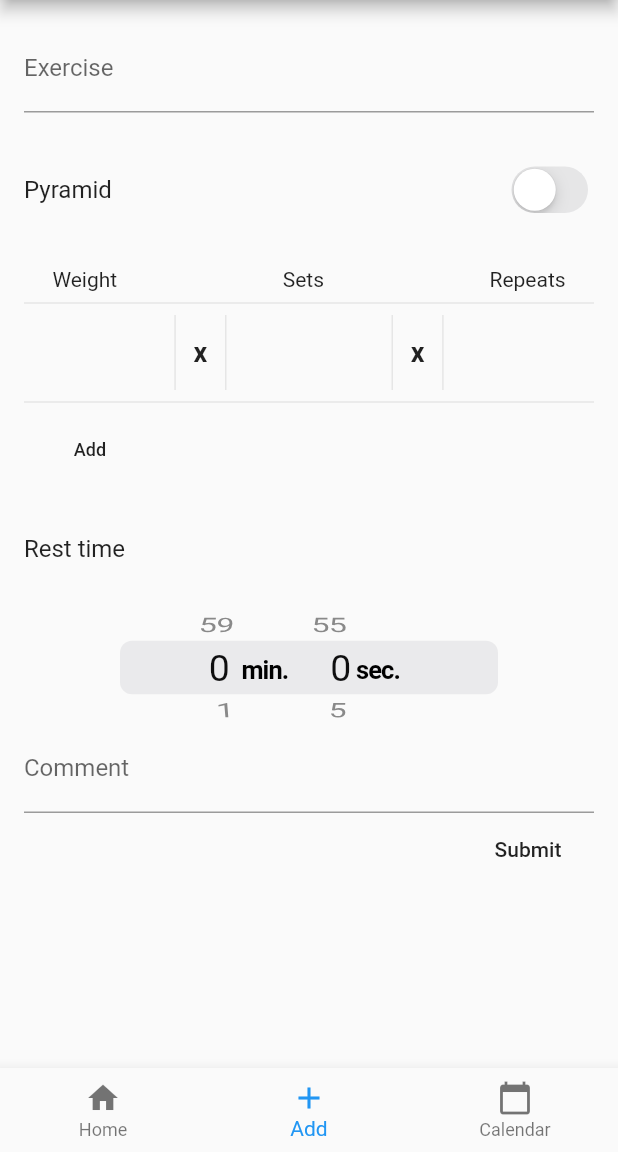
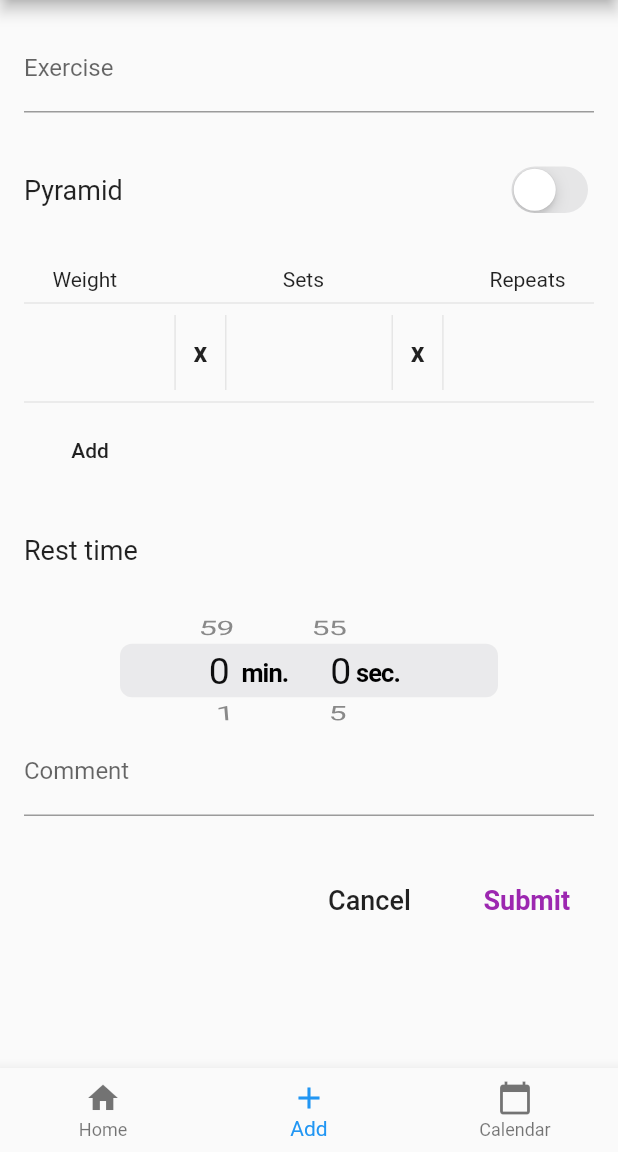
Before and after one commit to Steelwsky/tryhard, a Flutter app: the screen it shows after launch, item 2 of the bottom bar chosen, on a phone screen of 412 x 824 dp, the part 84-1236 px from its top. Run offline on Flutter 3.47's test engine with Material 2 defaults, Android fonts, the phone set to English and light mode, and no system bars; drawn by our look-alikes of flutter_form_builder; our stand-ins replace flutter_datetime_picker; missing offline and left inert: flutter_clean_calendar.

```diff
--- a/lib/all_pages.dart
+++ b/lib/all_pages.dart
@@ -1,6 +1,5 @@
 import 'package:flutter/material.dart';
 import 'package:provider/provider.dart';
-import 'package:tryhard/controller/gymnastics_controller.dart';
 import 'package:tryhard/controller/page_controller.dart';
 
 import 'widgets/custom_bottom_nav_bar.dart';
@@ -9,9 +8,7 @@ class AllPages extends StatelessWidget {
   @override
   Widget build(BuildContext context) {
     final pageController = Provider.of<MyPageController>(context);
-    return MultiProvider(
-        providers: [Provider<GymnasticsController>(create: (_) => GymnasticsController())],
-        child: Scaffold(
+    return Scaffold(
       appBar: AppBar(
         title: Text('TryHard'),
       ),
@@ -21,6 +18,6 @@ class AllPages extends StatelessWidget {
             return pageController.pages.elementAt(pageController.pageStateNotifier.value);
           }),
       bottomNavigationBar: CustomBottomNavigationBar(),
-        ));
+    );
   }
 }
--- a/lib/controller/page_controller.dart
+++ b/lib/controller/page_controller.dart
@@ -1,7 +1,7 @@
 import 'package:flutter/material.dart';
-import 'package:tryhard/pages/addition_page.dart';
 import 'package:tryhard/pages/home_page.dart';
 import 'package:tryhard/pages/new_calendar_page.dart';
+import 'package:tryhard/widgets/gymnastics_settings_form.dart';
 
 //enum Pages {home, add, , calendar }
 
@@ -12,7 +12,11 @@ class MyPageController {
 
   MyPageController();
 
-  final List<Widget> pages = [MyHomePage(), AdditionPage(), CalendarScreen()];
+  final List<Widget> pages = [
+    MyHomePage(),
+    GymnasticsSettingsForm(),
+    CalendarScreen(),
+  ];
 
   void pageNavBarChange(int pageIndex) async {
     pageStateNotifier.value = pageIndex;
--- a/lib/main.dart
+++ b/lib/main.dart
@@ -1,9 +1,11 @@
 import 'package:flutter/material.dart';
+import 'package:intl/date_symbol_data_local.dart';
 import 'package:provider/provider.dart';
 import 'package:tryhard/all_pages.dart';
 import 'package:tryhard/controller/page_controller.dart';
-import 'package:intl/date_symbol_data_local.dart';
 import 'package:tryhard/style/colors.dart';
+
+import 'controller/gymnastics_controller.dart';
 
 void main() {
   initializeDateFormatting().then((_) => runApp(MyApp()));
@@ -18,7 +20,10 @@ class _MyAppState extends State<MyApp> {
   @override
   Widget build(BuildContext context) {
     return MultiProvider(
-        providers: [Provider<MyPageController>(create: (_) => MyPageController())],
+        providers: [
+          Provider<MyPageController>(create: (_) => MyPageController()),
+          Provider<GymnasticsController>(create: (_) => GymnasticsController())
+        ],
         child: MaterialApp(
           title: 'Flutter Demo',
           theme: ThemeData(
--- a/lib/pages/addition_page.dart
+++ b/lib/widgets/gymnastics_settings_form.dart
@@ -1,39 +1,27 @@
 import 'package:flutter/cupertino.dart';
 import 'package:flutter/material.dart';
-import 'package:flutter/rendering.dart';
-import 'package:flutter_form_builder/flutter_form_builder.dart';
 import 'package:provider/provider.dart';
 import 'package:tryhard/controller/gymnastics_controller.dart';
 import 'package:tryhard/models/gymnastics.dart';
 import 'package:tryhard/style/colors.dart';
 
-/* todo 1. подготовить ui элементы для создания простого упражнения.
-            как минимум:
-            1.1 текстовые поля
-            1.2 пресеты из количества повторений х1 х5 х10 х15 х20 и свое значение
-            1.3
-        2. подготовить модель для упражнения
-        3. отобразить упражнение в календаре
-        4. хранение на стороне firestore
-        5. по хорошему не забыть покрывать тестами
-
-        //todo 1. сделать форму add 2. сделать список для всех упражнений одной тренировки.
-           3 отобразить значки тренировки на календаре
-* */
-
-class AdditionPage extends StatefulWidget {
-  AdditionPage({
+class GymnasticsSettingsForm extends StatefulWidget {
+  GymnasticsSettingsForm({
     Key key,
+    this.gymnastics,
   }) : super(key: key);
 
+  final Gymnastics gymnastics;
+
   @override
-  _AdditionPage createState() => _AdditionPage();
+  _GymnasticsSettingsForm createState() => _GymnasticsSettingsForm();
 }
 
-class _AdditionPage extends State<AdditionPage> {
+//todo if we chose already existed gymnastics, we should fill all the settings in the form
+
+class _GymnasticsSettingsForm extends State<GymnasticsSettingsForm> {
   final TextEditingController _exerciseEditingController = TextEditingController();
   final TextEditingController _commentEditingController = TextEditingController();
-  bool f = false;
 
   //todo valueListenableBuilder. if we change page and return, input data should be there
   @override
@@ -45,7 +33,7 @@ class _AdditionPage extends State<AdditionPage> {
         child: Column(
           mainAxisAlignment: MainAxisAlignment.start,
           children: [
-            FormBuilder(
+            Form(
               key: PageStorageKey('addition_page'),
               autovalidate: true,
               child: Column(
@@ -58,14 +46,18 @@ class _AdditionPage extends State<AdditionPage> {
                     maxLines: null,
                     controller: _exerciseEditingController,
                     onChanged: (exercise) {
-                      gymnasticsController.cacheExerciseForGymnastics(text: exercise);
+                      gymnasticsController.cacheExerciseForGymnastics(exercise: exercise);
                     },
                   ),
                   _pyramidSwitcher(),
                   Row(
                     mainAxisAlignment: MainAxisAlignment.spaceAround,
                     children: <Widget>[
-                      Flexible(flex: 3, child: Text('Weight')),
+                      Flexible(
+                          flex: 3,
+                          child: Text(
+                            'Weight',
+                          )),
                       Flexible(flex: 1, child: Container()),
                       Flexible(flex: 3, child: Text('Sets')),
                       Flexible(flex: 1, child: Container()),
@@ -99,9 +91,33 @@ class _AdditionPage extends State<AdditionPage> {
             Row(
               mainAxisAlignment: MainAxisAlignment.end,
               children: <Widget>[
-                MaterialButton(
-                  child: Text("Submit"),
+                Padding(
+                  padding: const EdgeInsets.only(top: 32.0),
+                  child: MaterialButton(
+                    child: Text(
+                      "Cancel",
+                      style: TextStyle(
+                        fontSize: 18,
+                      ),
+                    ),
                     onPressed: () {},
+                  ),
+                ),
+                SizedBox(
+                  width: 16,
+                ),
+                Padding(
+                  padding: const EdgeInsets.only(top: 32.0),
+                  child: MaterialButton(
+                    child: Text(
+                      "Submit",
+                      style: TextStyle(fontSize: 18, fontWeight: FontWeight.bold, color: Colors.purple),
+                    ),
+                    onPressed: () {
+//                      gymnasticsController.saveGymnastics();
+                      Navigator.pop(context, gymnasticsController.saveGymnastics());
+                    },
+                  ),
                 ),
               ],
             )
@@ -122,7 +138,7 @@ class _AdditionPage extends State<AdditionPage> {
             children: <Widget>[
               Text(
                 'Rest time',
-                style: TextStyle(fontSize: 16),
+                style: TextStyle(fontSize: 18),
               ),
             ],
           ),
@@ -146,6 +162,7 @@ class _AdditionPage extends State<AdditionPage> {
   }
 
   Widget _pyramidSwitcher() {
+    final GymnasticsController gymnasticsController = Provider.of<GymnasticsController>(context);
     return Column(
       children: <Widget>[
         Padding(
@@ -155,14 +172,14 @@ class _AdditionPage extends State<AdditionPage> {
             children: <Widget>[
               Text(
                 'Pyramid',
-                style: TextStyle(fontSize: 16),
+                style: TextStyle(fontSize: 18),
               ),
               CupertinoSwitch(
-                value: f,
+                value: gymnasticsController.gymnastics.value.isPyramid,
                 activeColor: DARK_PURPLE,
-                onChanged: (a) {
+                onChanged: (isPyramid) {
                   setState(() {
-                    f = a;
+                    gymnasticsController.cacheIsPyramid(value: isPyramid);
                   });
                 },
               ),
@@ -180,7 +197,7 @@ class _AdditionPage extends State<AdditionPage> {
       highlightColor: ThemeData().scaffoldBackgroundColor,
       child: Text(
         'Add',
-        style: TextStyle(fontSize: 12),
+        style: TextStyle(fontSize: 14),
       ),
       onPressed: () {
         setState(() {
@@ -199,7 +216,7 @@ class _AdditionPage extends State<AdditionPage> {
       highlightColor: ThemeData().scaffoldBackgroundColor,
       child: Text(
         'Remove',
-        style: TextStyle(fontSize: 12),
+        style: TextStyle(fontSize: 14),
       ),
       onPressed: () {
         setState(() {
@@ -280,7 +297,6 @@ class _WeightSetsAndRepeatsWidgetState extends State<WeightSetsAndRepeatsWidget>
                   maxLines: 1,
                   keyboardType: TextInputType.numberWithOptions(decimal: true),
                   decoration: InputDecoration(
-                    hintStyle: TextStyle(fontSize: 16),
                     border: InputBorder.none,
                   ),
                   onChanged: (input) {
@@ -311,7 +327,6 @@ class _WeightSetsAndRepeatsWidgetState extends State<WeightSetsAndRepeatsWidget>
                   maxLines: 1,
                   keyboardType: TextInputType.number,
                   decoration: InputDecoration(
-                    hintStyle: TextStyle(fontSize: 16),
                     border: InputBorder.none,
                   ),
                   onChanged: (input) {
@@ -341,7 +356,6 @@ class _WeightSetsAndRepeatsWidgetState extends State<WeightSetsAndRepeatsWidget>
                   maxLines: 1,
                   keyboardType: TextInputType.number,
                   decoration: InputDecoration(
-                    hintStyle: TextStyle(fontSize: 16),
                     border: InputBorder.none,
                   ),
                   onChanged: (input) {
--- a/pubspec.yaml
+++ b/pubspec.yaml
@@ -16,7 +16,7 @@ dependencies:
   provider: ^4.3.1
   table_calendar: ^2.2.3
   flutter_clean_calendar: ^1.0.2+1
-  flutter_form_builder: ^3.11.4
+  flutter_datetime_picker: ^1.3.8
 
 dev_dependencies:
   flutter_test:
```
Also changed, not shown: lib/controller/gymnastics_controller.dart (+44 -2 lines), lib/models/gymnastics.dart (+16 -1 lines), lib/pages/calendar_page.dart (deleted, +0 -299 lines), lib/pages/gymnastics_list_workout.dart (added, +79 -0 lines), lib/pages/gymnastics_settings_page.dart (added, +31 -0 lines), lib/pages/new_calendar_page.dart (+11 -20 lines), lib/widgets/workout_begins_time_picker.dart (added, +55 -0 lines), lib/widgets/workouts.dart (added), pubspec.lock. Lines whose indentation alone changed are shown as unchanged.
